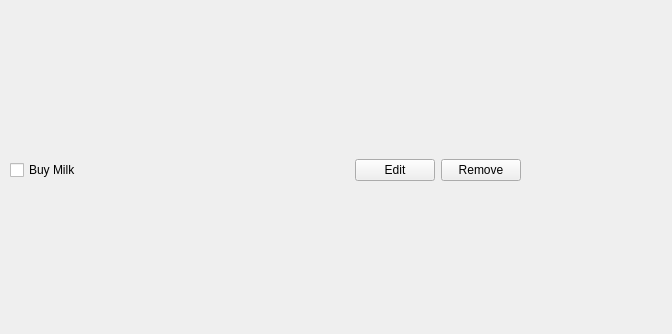
Before: the Qt Designer form task.ui in simonojok19/My-Todo-C-QT, drawn with Qt 5.
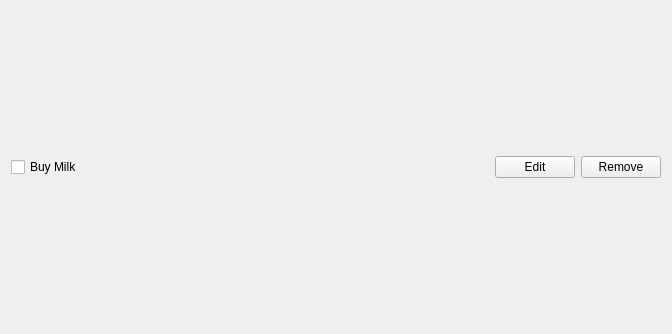
After: the same form once the commit is applied.

```diff
--- a/task.ui
+++ b/task.ui
@@ -13,15 +13,8 @@
   <property name="windowTitle">
    <string>Form</string>
   </property>
-  <widget class="QWidget" name="horizontalLayoutWidget">
-   <property name="geometry">
-    <rect>
-     <x>10</x>
-     <y>130</y>
-     <width>511</width>
-     <height>81</height>
-    </rect>
-   </property>
+  <layout class="QVBoxLayout" name="verticalLayout">
+   <item>
    <layout class="QHBoxLayout" name="horizontalLayout">
     <item>
      <widget class="QCheckBox" name="checkBox">
@@ -58,7 +51,8 @@
      </widget>
     </item>
    </layout>
-  </widget>
+   </item>
+  </layout>
  </widget>
  <resources/>
  <connections/>
```
Lines whose indentation alone changed are shown as unchanged.
